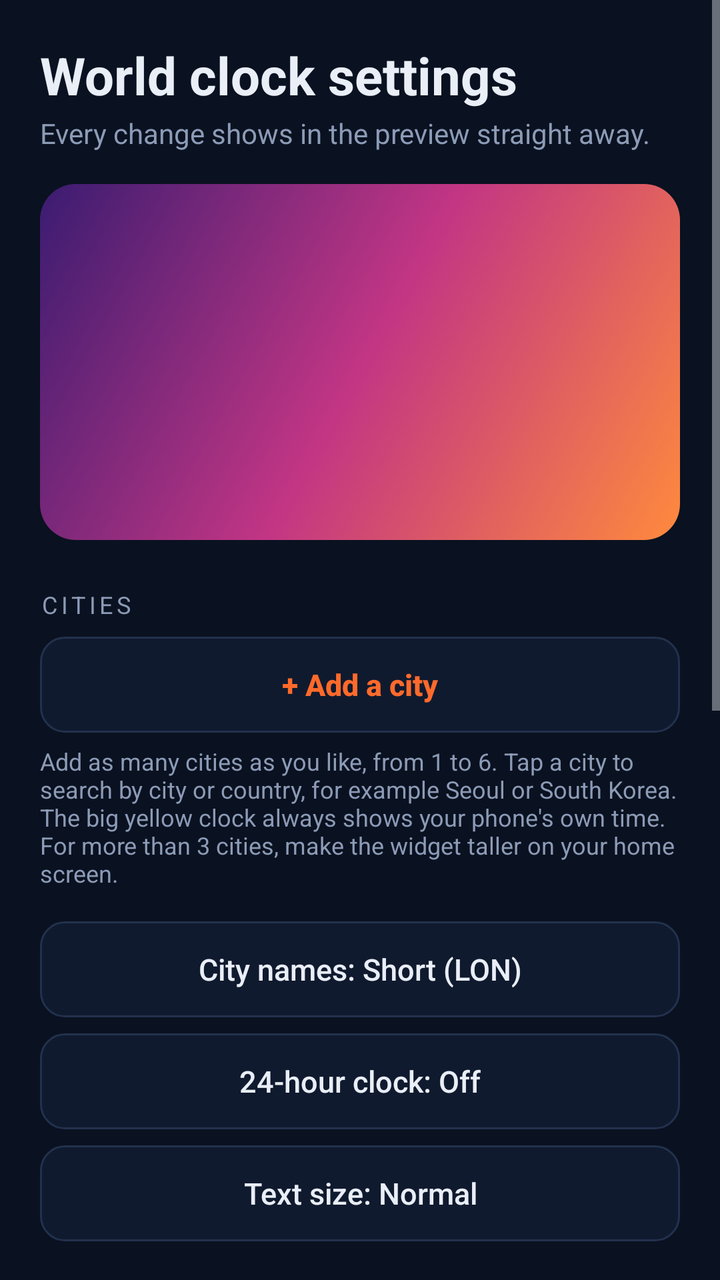
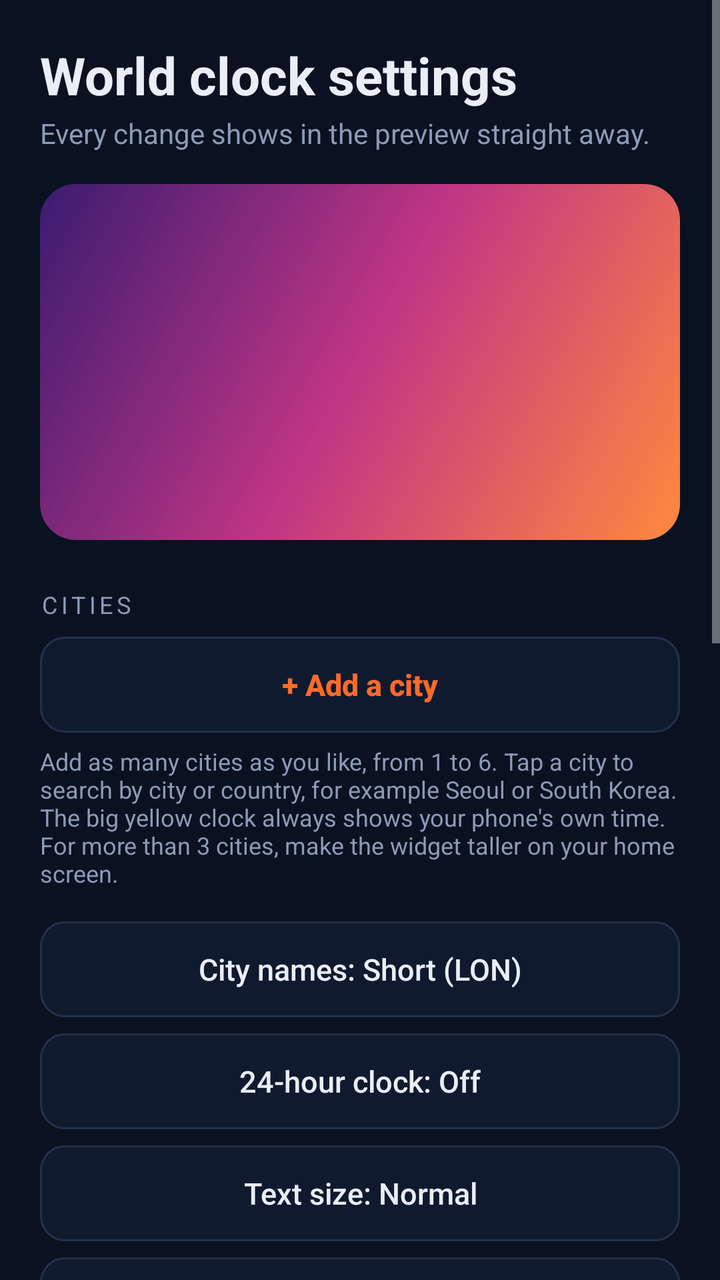

An Android layout rendered at two revisions. The XML below is the earlier revision; the diff shows what the commit changed to produce the second picture.
<!-- AndroidManifest.xml: application theme AppTheme -->
<!-- res/layout/activity_config_world.xml -->
<?xml version="1.0" encoding="utf-8"?>
<ScrollView xmlns:android="http://schemas.android.com/apk/res/android"
    android:layout_width="match_parent"
    android:layout_height="match_parent"
    android:background="@color/bg"
    android:fillViewport="true">

    <LinearLayout
        android:layout_width="match_parent"
        android:layout_height="wrap_content"
        android:orientation="vertical"
        android:padding="20dp">

        <TextView
            android:layout_width="match_parent"
            android:layout_height="wrap_content"
            android:text="World clock settings"
            android:textColor="@color/fg"
            android:textSize="26sp"
            android:textStyle="bold" />

        <TextView
            android:layout_width="match_parent"
            android:layout_height="wrap_content"
            android:layout_marginTop="2dp"
            android:text="Every change shows in the preview straight away."
            android:textColor="@color/muted"
            android:textSize="14sp" />

        <FrameLayout
            android:layout_width="match_parent"
            android:layout_height="wrap_content"
            android:layout_marginTop="16dp"
            android:background="@drawable/preview_backdrop"
            android:padding="14dp">

            <FrameLayout
                android:id="@+id/preview_host"
                android:layout_width="match_parent"
                android:layout_height="150dp" />
        </FrameLayout>

        <TextView
            android:layout_width="wrap_content"
            android:layout_height="wrap_content"
            android:layout_marginTop="24dp"
            android:letterSpacing="0.16"
            android:text="Cities"
            android:textAllCaps="true"
            android:textColor="@color/muted"
            android:textSize="12sp" />

        <LinearLayout
            android:id="@+id/cities_container"
            android:layout_width="match_parent"
            android:layout_height="wrap_content"
            android:orientation="vertical" />

        <Button
            android:id="@+id/btn_add_city"
            android:layout_width="match_parent"
            android:layout_height="48dp"
            android:layout_marginTop="8dp"
            android:background="@drawable/bg_button_outline"
            android:stateListAnimator="@null"
            android:text="+ Add a city"
            android:textAllCaps="false"
            android:textColor="@color/accent"
            android:textSize="15sp"
            android:textStyle="bold" />

        <TextView
            android:layout_width="match_parent"
            android:layout_height="wrap_content"
            android:layout_marginTop="6dp"
            android:text="Add as many cities as you like, from 1 to 6. Tap a city to search by city or country, for example Seoul or South Korea. The big yellow clock always shows your phone's own time. For more than 3 cities, make the widget taller on your home screen."
            android:textColor="@color/muted"
            android:textSize="12sp" />

        <Button
            android:id="@+id/btn_names"
            android:layout_width="match_parent"
            android:layout_height="48dp"
            android:layout_marginTop="16dp"
            android:background="@drawable/bg_button_outline"
            android:stateListAnimator="@null"
            android:text="City names: Short (LON)"
            android:textAllCaps="false"
            android:textColor="@color/fg"
            android:textSize="15sp" />

        <Button
            android:id="@+id/btn_h24"
            android:layout_width="match_parent"
            android:layout_height="48dp"
            android:layout_marginTop="8dp"
            android:background="@drawable/bg_button_outline"
            android:stateListAnimator="@null"
            android:text="24-hour clock: Off"
            android:textAllCaps="false"
            android:textColor="@color/fg"
            android:textSize="15sp" />

        <Button
            android:id="@+id/btn_text_size"
            android:layout_width="match_parent"
            android:layout_height="48dp"
            android:layout_marginTop="8dp"
            android:background="@drawable/bg_button_outline"
            android:stateListAnimator="@null"
            android:text="Text size: Normal"
            android:textAllCaps="false"
            android:textColor="@color/fg"
            android:textSize="15sp" />

        <include
            layout="@layout/view_look"
            android:layout_width="match_parent"
            android:layout_height="wrap_content" />

        <TextView
            android:id="@+id/tv_pill"
            android:layout_width="match_parent"
            android:layout_height="wrap_content"
            android:layout_marginTop="20dp"
            android:text="City pill opacity: 75%"
            android:textColor="@color/fg"
            android:textSize="15sp" />

        <SeekBar
            android:id="@+id/sb_pill"
            android:layout_width="match_parent"
            android:layout_height="wrap_content"
            android:layout_marginTop="4dp"
            android:max="100"
            android:progress="75" />

        <TextView
            android:layout_width="match_parent"
            android:layout_height="wrap_content"
            android:text="Sets how dark the city pills are. The yellow clock pill always stays solid. With many cities, make the widget taller or choose a smaller text size."
            android:textColor="@color/muted"
            android:textSize="12sp" />

        <Button
            android:id="@+id/btn_save"
            android:layout_width="match_parent"
            android:layout_height="52dp"
            android:layout_marginTop="28dp"
            android:background="@drawable/bg_button_primary"
            android:stateListAnimator="@null"
            android:text="Save widget"
            android:textAllCaps="false"
            android:textColor="@color/on_accent"
            android:textSize="16sp"
            android:textStyle="bold" />
    </LinearLayout>
</ScrollView>
<!-- res/layout/view_look.xml (included above) -->
<?xml version="1.0" encoding="utf-8"?>
<LinearLayout xmlns:android="http://schemas.android.com/apk/res/android"
    android:layout_width="match_parent"
    android:layout_height="wrap_content"
    android:orientation="vertical">

    <TextView
        android:layout_width="wrap_content"
        android:layout_height="wrap_content"
        android:layout_marginTop="24dp"
        android:letterSpacing="0.16"
        android:text="Color theme"
        android:textAllCaps="true"
        android:textColor="@color/muted"
        android:textSize="12sp" />

    <HorizontalScrollView
        android:layout_width="match_parent"
        android:layout_height="wrap_content"
        android:layout_marginTop="8dp"
        android:scrollbars="none">

        <LinearLayout
            android:id="@+id/presets_row"
            android:layout_width="wrap_content"
            android:layout_height="wrap_content"
            android:orientation="horizontal" />
    </HorizontalScrollView>

    <Button
        android:id="@+id/btn_c_bg"
        android:layout_width="match_parent"
        android:layout_height="48dp"
        android:layout_marginTop="10dp"
        android:background="@drawable/bg_button_outline"
        android:gravity="start|center_vertical"
        android:paddingHorizontal="16dp"
        android:stateListAnimator="@null"
        android:text="Background color"
        android:textAllCaps="false"
        android:textColor="@color/fg"
        android:textSize="15sp" />

    <Button
        android:id="@+id/btn_c_fg"
        android:layout_width="match_parent"
        android:layout_height="48dp"
        android:layout_marginTop="8dp"
        android:background="@drawable/bg_button_outline"
        android:gravity="start|center_vertical"
        android:paddingHorizontal="16dp"
        android:stateListAnimator="@null"
        android:text="Text color"
        android:textAllCaps="false"
        android:textColor="@color/fg"
        android:textSize="15sp" />

    <Button
        android:id="@+id/btn_c_accent"
        android:layout_width="match_parent"
        android:layout_height="48dp"
        android:layout_marginTop="8dp"
        android:background="@drawable/bg_button_outline"
        android:gravity="start|center_vertical"
        android:paddingHorizontal="16dp"
        android:stateListAnimator="@null"
        android:text="Accent color"
        android:textAllCaps="false"
        android:textColor="@color/fg"
        android:textSize="15sp" />

    <TextView
        android:layout_width="wrap_content"
        android:layout_height="wrap_content"
        android:layout_marginTop="24dp"
        android:letterSpacing="0.16"
        android:text="Transparency"
        android:textAllCaps="true"
        android:textColor="@color/muted"
        android:textSize="12sp" />

    <TextView
        android:id="@+id/tv_opacity"
        android:layout_width="match_parent"
        android:layout_height="wrap_content"
        android:layout_marginTop="8dp"
        android:text="Background opacity: 100%"
        android:textColor="@color/fg"
        android:textSize="15sp" />

    <SeekBar
        android:id="@+id/sb_opacity"
        android:layout_width="match_parent"
        android:layout_height="wrap_content"
        android:layout_marginTop="4dp"
        android:max="100"
        android:progress="100" />

    <TextView
        android:layout_width="match_parent"
        android:layout_height="wrap_content"
        android:text="At 0% only the text shows, floating over your wallpaper."
        android:textColor="@color/muted"
        android:textSize="12sp" />
</LinearLayout>
<!-- resources referenced by this layout -->
<resources>
  <color name="accent">#FF6A2B</color>
  <color name="bg">#0A1120</color>
  <color name="fg">#E9EEF7</color>
  <color name="muted">#8C9BB6</color>
  <color name="on_accent">#1B0B03</color>
  <!-- drawable bg_button_outline (drawable) -->
  <?xml version="1.0" encoding="utf-8"?>
  <ripple xmlns:android="http://schemas.android.com/apk/res/android"
      android:color="#33FFFFFF">
      <item>
          <shape android:shape="rectangle">
              <solid android:color="@color/surface" />
              <stroke
                  android:width="1dp"
                  android:color="@color/line" />
              <corners android:radius="12dp" />
          </shape>
      </item>
  </ripple>
  <!-- drawable bg_button_primary (drawable) -->
  <?xml version="1.0" encoding="utf-8"?>
  <ripple xmlns:android="http://schemas.android.com/apk/res/android"
      android:color="#33FFFFFF">
      <item>
          <shape android:shape="rectangle">
              <solid android:color="@color/accent" />
              <corners android:radius="12dp" />
          </shape>
      </item>
  </ripple>
  <!-- drawable preview_backdrop (drawable) -->
  <?xml version="1.0" encoding="utf-8"?>
  <shape xmlns:android="http://schemas.android.com/apk/res/android"
      android:shape="rectangle">
      <gradient
          android:angle="135"
          android:centerColor="#C13584"
          android:endColor="#3A1C71"
          android:startColor="#FF8A3D" />
      <corners android:radius="18dp" />
  </shape>
  <style name="AppTheme" parent="android:Theme.DeviceDefault.NoActionBar">
          <item name="android:windowBackground">@color/bg</item>
          <item name="android:statusBarColor">@color/bg</item>
          <item name="android:navigationBarColor">@color/bg</item>
          <item name="android:colorAccent">@color/accent</item>
      </style>
  <color name="surface">#101A2E</color>
  <color name="line">#22314D</color>
</resources>

<!-- the commit's change to res/layout/activity_config_world.xml (unified diff, before → after) -->
@@ -112,6 +112,27 @@
             android:textAllCaps="false"
             android:textColor="@color/fg"
             android:textSize="15sp" />
+
+        <Button
+            android:id="@+id/btn_reset_look"
+            android:layout_width="match_parent"
+            android:layout_height="48dp"
+            android:layout_marginTop="8dp"
+            android:background="@drawable/bg_button_outline"
+            android:stateListAnimator="@null"
+            android:text="Reset to the reference look"
+            android:textAllCaps="false"
+            android:textColor="@color/accent"
+            android:textSize="15sp"
+            android:textStyle="bold" />
+
+        <TextView
+            android:layout_width="match_parent"
+            android:layout_height="wrap_content"
+            android:layout_marginTop="6dp"
+            android:text="The reference look is the Glass color theme with the background at 15% and the city pills at 75%. A higher background percentage makes the glass whiter and less see-through."
+            android:textColor="@color/muted"
+            android:textSize="12sp" />
 
         <include
             layout="@layout/view_look"
